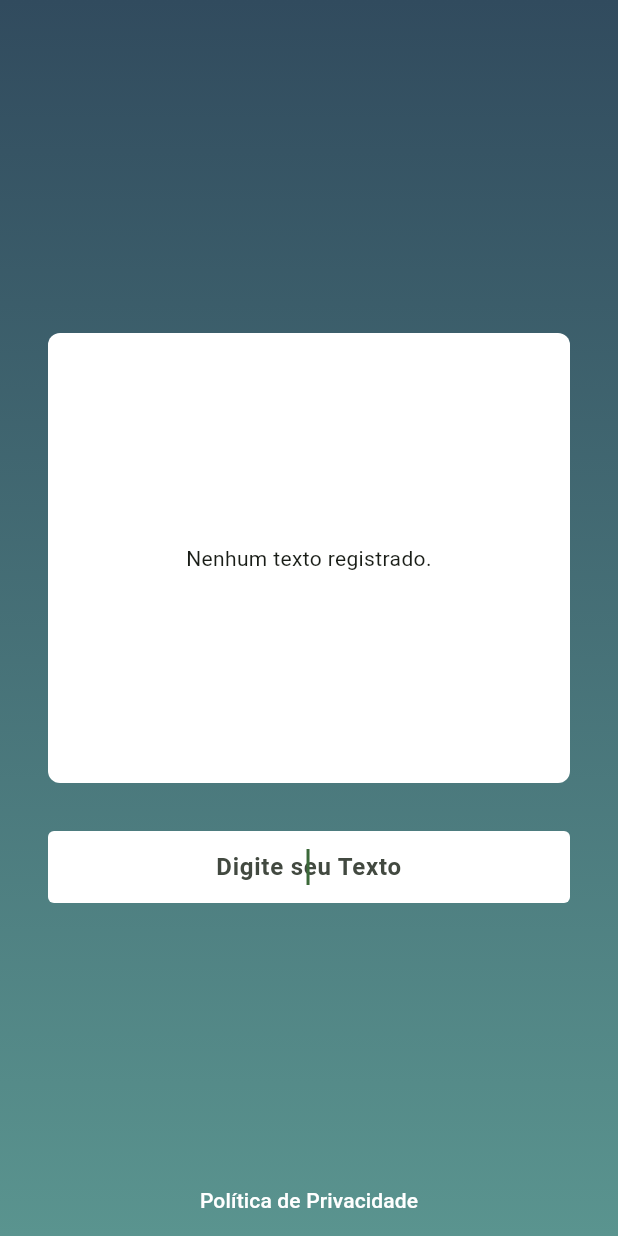
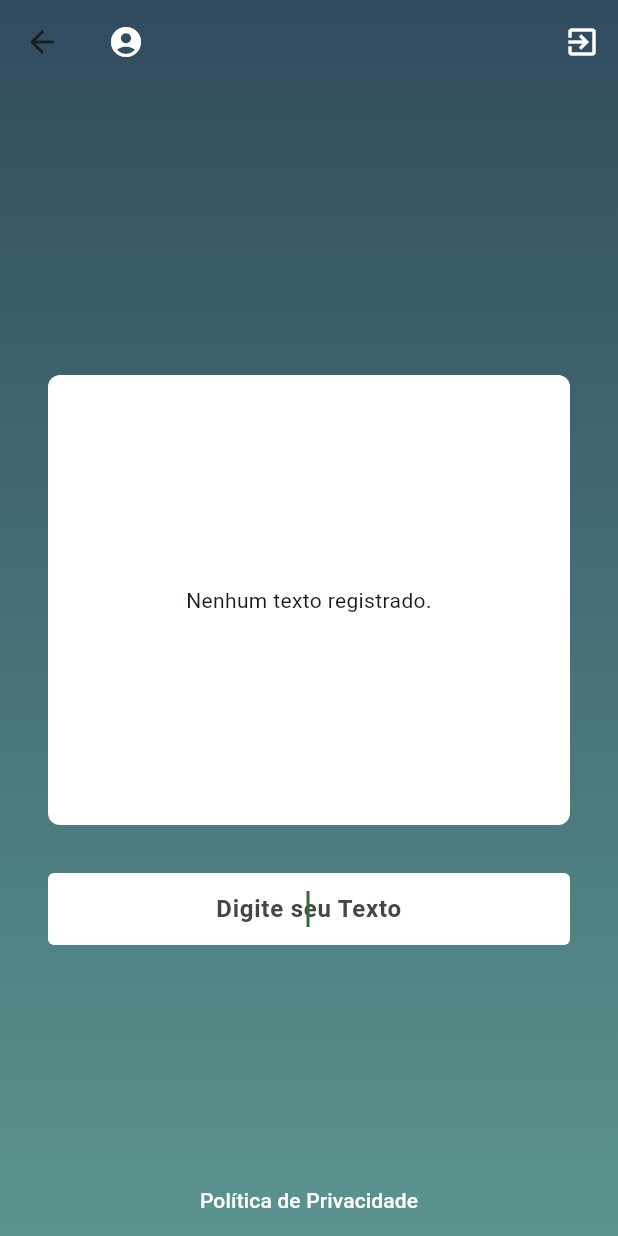
Before and after one commit to matheusrmatias/provaflutter-Target-Sistemas, a Flutter app: the InfoCapturePage screen opened directly, on a phone screen of 412 x 824 dp. Run offline on Flutter 3.47's test engine with Material 2 defaults, Android fonts, the phone set to English and light mode, and no system bars; our stand-ins replace cloud_firestore, firebase_auth, firebase_core, flutter_mobx, mobx, shared_preferences; accounts and stored records are empty; generated files the repository leaves out were written again.

Commit message:
Firebase Account Add

```diff
--- a/lib/src/screens/info_capture_page.dart
+++ b/lib/src/screens/info_capture_page.dart
@@ -1,5 +1,6 @@
 import 'package:flutter/material.dart';
 import 'package:flutter_mobx/flutter_mobx.dart';
+import 'package:prova_flutter/src/screens/login_page.dart';
 import 'package:prova_flutter/src/store/text_store.dart';
 import 'package:prova_flutter/src/themes/main_theme.dart';
 import 'package:prova_flutter/src/widgets/text_card.dart';
@@ -21,7 +22,39 @@ class _InfoCapturePageState extends State<InfoCapturePage> {
 
   @override
   Widget build(BuildContext context) {
-    return Scaffold(
+    return Container(
+      decoration: BoxDecoration(
+          gradient: LinearGradient(
+              begin: Alignment.topCenter,
+              end: Alignment.bottomCenter,
+              colors: [MainTheme.oceanBlue, MainTheme.cyan])),
+      child: Scaffold(
+        backgroundColor: Colors.transparent,
+        appBar: AppBar(
+          backgroundColor: Colors.transparent,
+          title: Row(children: [
+            const Icon(Icons.account_circle, color: Colors.white),
+            const SizedBox(width: 8),
+            Text(
+              infoStore.auth.getUserEmail(),
+              style: const TextStyle(color: Colors.white),
+            )
+          ]),
+          actions: [
+            IconButton(
+                onPressed: () {
+                  infoStore.auth.signOutUser();
+                  Navigator.pushReplacement(context,
+                      MaterialPageRoute(builder: (BuildContext context) {
+                    return const LoginPage();
+                  }));
+                },
+                icon: const Icon(
+                  Icons.exit_to_app,
+                  color: Colors.white,
+                ))
+          ],
+        ),
         body: Stack(
           alignment: Alignment.bottomCenter,
           children: [
@@ -29,16 +62,6 @@ class _InfoCapturePageState extends State<InfoCapturePage> {
                 padding: const EdgeInsets.symmetric(horizontal: 32),
                 height: double.maxFinite,
                 width: double.maxFinite,
-              decoration: BoxDecoration(
-                  gradient: LinearGradient(
-                      begin: Alignment.topCenter,
-                      end: Alignment.bottomCenter,
-                      colors: [
-                        MainTheme.oceanBlue,
-                        MainTheme.cyan
-                      ]
-                  )
-              ),
                 child: Center(
                   child: SingleChildScrollView(
                       child: Form(
@@ -49,51 +72,57 @@ class _InfoCapturePageState extends State<InfoCapturePage> {
                             padding: const EdgeInsets.symmetric(horizontal: 8),
                             decoration: const BoxDecoration(
                                 color: Colors.white,
-                              borderRadius: BorderRadius.all(Radius.circular(8))
-                            ),
-                            constraints: const BoxConstraints(
-                              maxHeight: 300
-                            ),
+                                borderRadius:
+                                    BorderRadius.all(Radius.circular(8))),
+                            constraints: const BoxConstraints(maxHeight: 300),
                             child: Observer(
-                              builder: (_){
-                                if(infoStore.textList.isEmpty)return const Center(child: Text('Nenhum texto registrado.',textAlign: TextAlign.center));
+                              builder: (_) {
+                                if (infoStore.textList.isEmpty)
+                                  return const Center(
+                                      child: Text('Nenhum texto registrado.',
+                                          textAlign: TextAlign.center));
                                 return ListView.builder(
                                     itemCount: infoStore.textList.length,
-                                    itemBuilder: (_,index){
-                                      int reverseIndex=(infoStore.textList.length-1)-index;
-                                      return TextCard(text: infoStore.textList[reverseIndex], index: reverseIndex,store: infoStore);
-                                    }
-                                );
+                                    itemBuilder: (_, index) {
+                                      int reverseIndex =
+                                          (infoStore.textList.length - 1) -
+                                              index;
+                                      return TextCard(
+                                          text:
+                                              infoStore.textList[reverseIndex],
+                                          index: reverseIndex,
+                                          store: infoStore);
+                                    });
                               },
-                            )
-                          ),
+                            )),
                         TextInfoInput(
                             controller: input,
                             hintText: 'Digite seu Texto',
                             margin: const EdgeInsets.only(top: 32),
                             focusNode: focusNode,
                             autoFocus: true,
-                              validator: (value){
-                                if(value!.isEmpty){
+                            validator: (value) {
+                              if (value!.isEmpty) {
                                 return 'O campo tem que ser preenchido';
                               }
                             },
-                              onFieldSubmitted: _onSubmited
+                            onFieldSubmitted: _onSubmited)
+                      ],
+                    ),
+                  )),
+                )),
+            const LinkButton(
+              text: 'Política de Privacidade',
+              url: 'https://www.google.com.br',
             )
           ],
         ),
-                    )
-                ),
-              )
-          ),
-          const LinkButton(text: 'Política de Privacidade',url: 'https://www.google.com.br',)
-        ],
       ),
     );
   }
 
-  _onSubmited(String value){
-    if(_formKey.currentState!.validate()){
+  _onSubmited(String value) {
+    if (_formKey.currentState!.validate()) {
       infoStore.addText(value);
       input.clear();
       focusNode.requestFocus();
--- a/lib/src/widgets/login_button.dart
+++ b/lib/src/widgets/login_button.dart
@@ -2,7 +2,7 @@ import 'package:flutter/material.dart';
 import 'package:prova_flutter/src/themes/main_theme.dart';
 
 class LoginButton extends StatefulWidget {
-  final Function() onPressed;
+  final Function()? onPressed;
   final String text;
   final EdgeInsets? margin;
   const LoginButton({super.key, required this.onPressed, required this.text, this.margin});
--- a/pubspec.yaml
+++ b/pubspec.yaml
@@ -41,6 +41,10 @@ dependencies:
   flutter_mobx:
   build_runner:
   mobx_codegen:
+
+  firebase_core:
+  firebase_auth:
+  cloud_firestore:
 
 dev_dependencies:
   flutter_test:
```
Also changed, not shown: lib/main.dart (+7 -1 lines), lib/src/auth/user_auth.dart (added, +38 -0 lines), lib/src/screens/login_page.dart (+61 -26 lines), lib/src/store/text_store.dart (+17 -10 lines), lib/src/widgets/login_input.dart (+11 -9 lines), lib/src/widgets/text_info_input.dart (+7 -7 lines), lib/src/widgets/text_card.dart (line endings or trailing spaces), pubspec.lock, 2 other files. Lines whose indentation alone changed are shown as unchanged.
